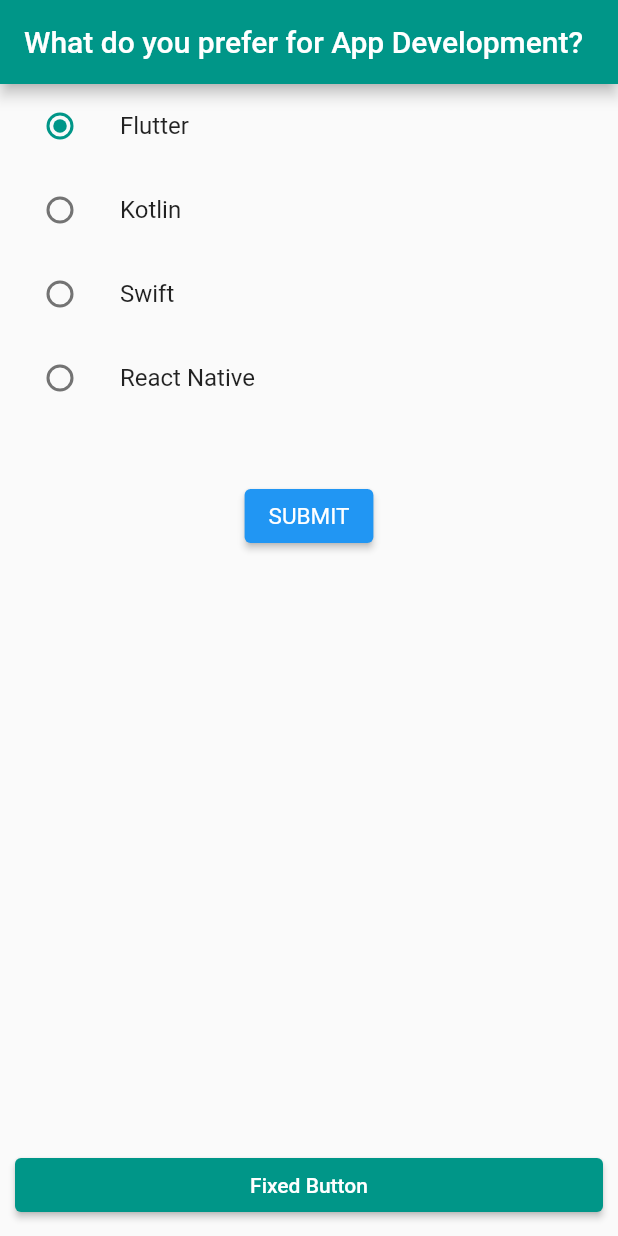
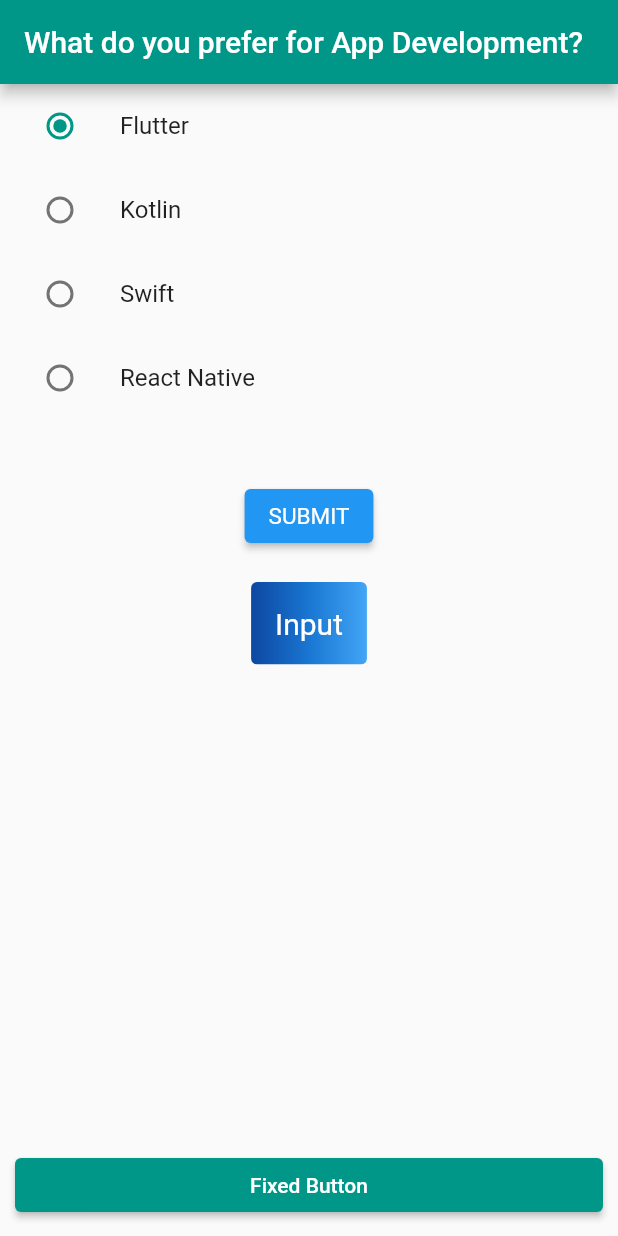
Before and after one commit to juancr5/Demo-Flutter, a Flutter app: the screen it shows after launch, on a phone screen of 412 x 824 dp. Run offline on Flutter 3.47's test engine with Material 2 defaults, Android fonts, the phone set to English and light mode, and no system bars.

Commit message:
Update Radio List

```diff
--- a/lib/radio_list.dart
+++ b/lib/radio_list.dart
@@ -74,7 +74,47 @@ class _Radio_listState extends State<Radio_list> {
                 textStyle: TextStyle(fontSize: 15)),
             onPressed: () {},
             child: const Text('SUBMIT'),
-          )
+          ),
+
+          const SizedBox(height: 20),
+
+          // Contenedor en gradiente
+          ClipRRect(
+            borderRadius: BorderRadius.circular(4),
+            child: Stack(
+              children: <Widget>[
+                Positioned.fill(
+                  child: Container(
+                    decoration: const BoxDecoration(
+                      gradient: LinearGradient(
+                        colors: <Color>[
+                          Color(0xFF0D47A1),
+                          Color(0xFF1976D2),
+                          Color(0xFF42A5F5),
+                        ],
+                      ),
+                    ),
+                  ),
+                ),
+
+                //Texto del Boton
+                TextButton(
+                  style: TextButton.styleFrom(
+                    padding: const EdgeInsets.all(16.0),
+                    primary: Colors.white,
+                    textStyle: const TextStyle(fontSize: 20),
+                  ),
+                  onPressed: () {},
+                  child: const Text('Input'),
+                ),
+              ],
+            ),
+          ),
+
+
+
+
+
 
         ],
       ),
```
